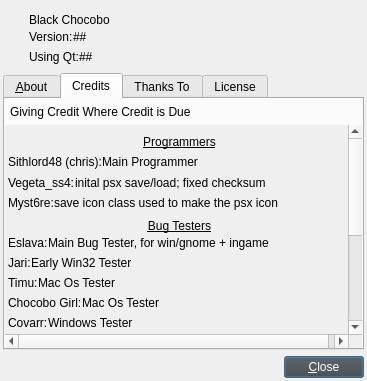
Old version of the form about.ui in the repository sithlord48/blackchocobo.
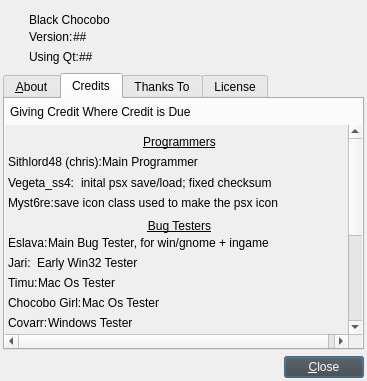
New version of the form. The open tabs and pages were chosen to show the change. Icons and pictures are not drawn.

Patch:
```diff
--- a/about.ui
+++ b/about.ui
@@ -771,7 +771,7 @@
       </attribute>
       <layout class="QVBoxLayout" name="verticalLayout_5">
        <property name="spacing">
-        <number>-1</number>
+        <number>6</number>
        </property>
        <property name="leftMargin">
         <number>0</number>
@@ -822,7 +822,7 @@
           <property name="geometry">
            <rect>
             <x>0</x>
-            <y>0</y>
+            <y>-195</y>
             <width>349</width>
             <height>392</height>
            </rect>
@@ -905,7 +905,7 @@
              <item>
               <layout class="QHBoxLayout" name="horizontalLayout_5">
                <property name="spacing">
-                <number>-1</number>
+                <number>6</number>
                </property>
                <item>
                 <widget class="QLabel" name="label_4">
@@ -1034,7 +1034,7 @@
              <item>
               <layout class="QHBoxLayout" name="horizontalLayout_7">
                <property name="spacing">
-                <number>-1</number>
+                <number>6</number>
                </property>
                <item>
                 <widget class="QLabel" name="label_7">
```
Left out of the diff: 18 changed lines with no effect on the pictures.
